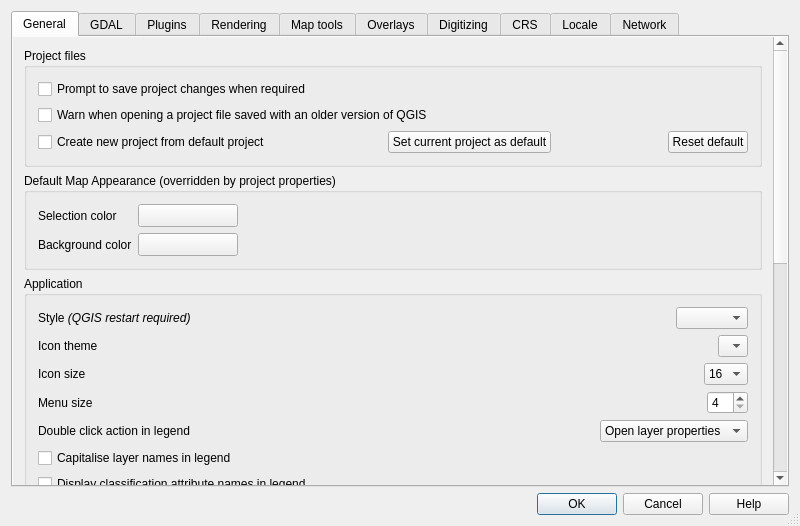
This is src/ui/qgsoptionsbase.ui in etiennesky/Quantum-GIS as Qt 5 draws it before an edit. The edited form follows.
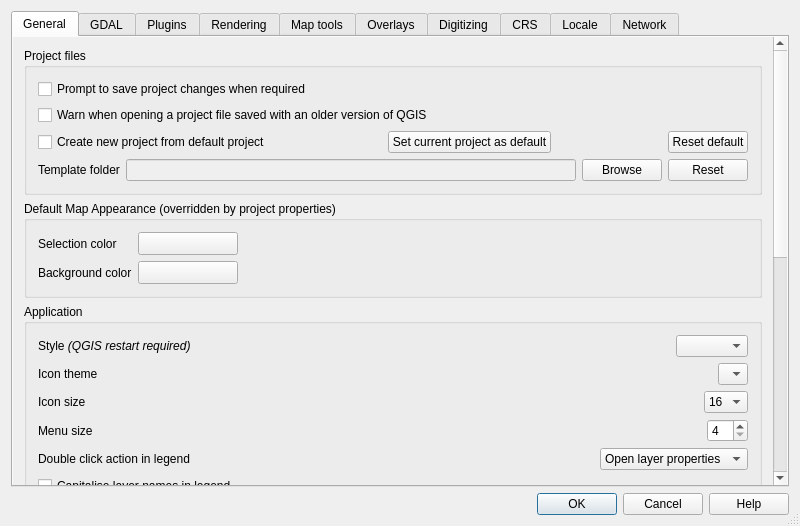
This is the edited form. Icons and pictures are not drawn. Custom widgets are drawn as their Qt base class.

Commit message: use template folder

The edit to the form file:
```diff
--- a/src/ui/qgsoptionsbase.ui
+++ b/src/ui/qgsoptionsbase.ui
@@ -67,7 +67,7 @@
             <x>0</x>
             <y>0</y>
             <width>760</width>
-            <height>1005</height>
+            <height>1041</height>
            </rect>
           </property>
           <layout class="QGridLayout" name="gridLayout">
@@ -142,6 +142,38 @@
                 </item>
                </layout>
               </item>
+              <item>
+               <layout class="QHBoxLayout" name="horizontalLayout_15">
+                <item>
+                 <widget class="QLabel" name="label_31">
+                  <property name="text">
+                   <string>Template folder</string>
+                  </property>
+                 </widget>
+                </item>
+                <item>
+                 <widget class="QLineEdit" name="leTemplateFolder">
+                  <property name="enabled">
+                   <bool>false</bool>
+                  </property>
+                 </widget>
+                </item>
+                <item>
+                 <widget class="QPushButton" name="pbnTemplateFolderBrowse">
+                  <property name="text">
+                   <string>Browse</string>
+                  </property>
+                 </widget>
+                </item>
+                <item>
+                 <widget class="QPushButton" name="pbnTemplateFolderReset">
+                  <property name="text">
+                   <string>Reset</string>
+                  </property>
+                 </widget>
+                </item>
+               </layout>
+              </item>
              </layout>
             </widget>
            </item>
```
Left out of the diff: 6 changed lines with no effect on the pictures. The commit also changes 5 other files.
